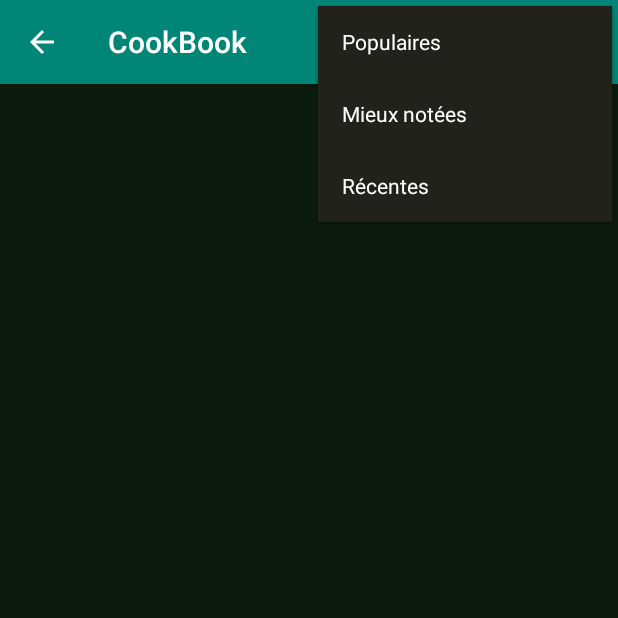
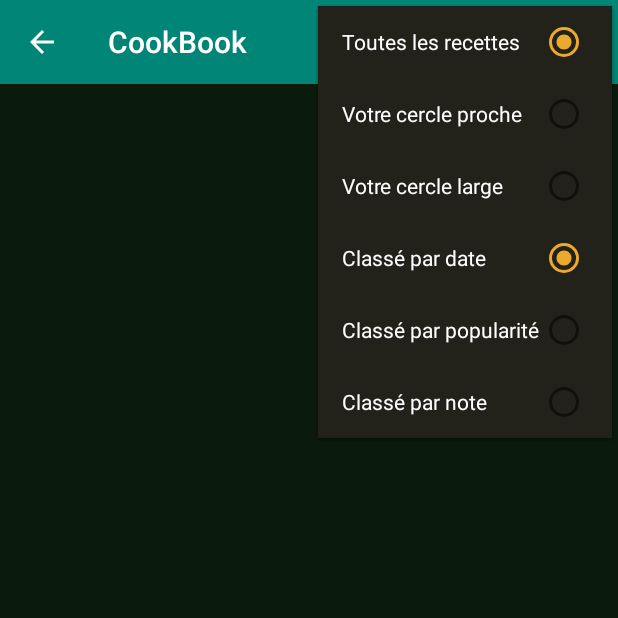
Before and after one commit to fab2vo/CookBook, an Android app: the RecipeCommunityFragment screen opened directly, with no data from a screen before it, with the options menu open, on a phone screen of 412 x 824 dp, the top half of it. Run offline under Robolectric (Android 15) with nearby library versions, the phone set to English and light mode, and no system bars.

Commit message:
Version 13 (2.13) extended options in Community added ALL CLOSE FOLLOWERS and checkable menu)

```diff
--- a/app/build.gradle
+++ b/app/build.gradle
@@ -9,8 +9,8 @@
         applicationId "com.fdx.cookbook"
         minSdkVersion 21
         targetSdkVersion 30
-        versionCode 12
-        versionName "2.12"
+        versionCode 13
+        versionName "2.13"
         testInstrumentationRunner "android.support.test.runner.AndroidJUnitRunner"
     }
     buildTypes {
--- a/app/src/main/java/com/fdx/cookbook/CookBooksShort.java
+++ b/app/src/main/java/com/fdx/cookbook/CookBooksShort.java
@@ -16,14 +16,14 @@
     private Context mContext;
     private List<Recipe> mCookBook;
     private Integer mSelectType;
+    private Integer mSelectScope;
     private Integer mDLStatus;
     private static final Integer COMPLETED=2;
     private static final Integer STARTED=1;
     private static final Integer INACTIVE=0;
     private static final Integer RECENT=1;
-    private static final Integer POPULAR=2;
-    private static final Integer BESTNOTE=3;
-    private static final String TAG = "CB_Community";
+    private static final Integer ALL=1;
+    private static final String TAG = "CB_CBshort";
 
     public static CookBooksShort get(Context context) {
         if (ourInstance==null){
@@ -36,6 +36,7 @@
         mCookBook=new ArrayList<>();
         mDLStatus=INACTIVE;
         mSelectType=RECENT;
+        mSelectScope=ALL;
     }
 
     public void addRecipe(Recipe r){
@@ -54,6 +55,7 @@
     public void clearCompletely (){
         mDLStatus=INACTIVE;
         mSelectType=RECENT;
+        mSelectScope=ALL;
         mCookBook.clear();
     }
 
@@ -79,6 +81,14 @@
         return mCookBook.size();
     }
 
+    public Integer getSelectScope() {
+        return mSelectScope;
+    }
+
+    public void setSelectScope(Integer selectScope) {
+        mSelectScope = selectScope;
+    }
+
     public Integer getSelectType() {
         return mSelectType;
     }
--- a/app/src/main/java/com/fdx/cookbook/Recipe.java
+++ b/app/src/main/java/com/fdx/cookbook/Recipe.java
@@ -398,7 +398,7 @@
 
     public boolean containQuery(String s){ //for search request
         if (sc(mTitle, s)) return true;
-        if (sc(mOwner.getFamily().toString(), s)) return true;
+        if (sc(mOwner.getNameComplete(), s)) return true;
         for(String sloop:mIngredients){
             if (sloop==null) break;
             if (sc(sloop, s)) return true;
--- a/app/src/main/java/com/fdx/cookbook/RecipeCommunityFragment.java
+++ b/app/src/main/java/com/fdx/cookbook/RecipeCommunityFragment.java
@@ -38,10 +38,17 @@
     private static final Integer RECENT=1;
     private static final Integer POPULAR=2;
     private static final Integer BESTNOTE=3;
+    private static final Integer SCOPE_ALL=1;
+    private static final Integer SCOPE_CLOSE=2;
+    private static final Integer SCOPE_FOLLOWERS=3;
     private Integer mSelectType;
+    private Integer mSelectScope;
     private MenuItem mMenuR;
     private MenuItem mMenuP;
     private MenuItem mMenuN;
+    private MenuItem mMenuA;
+    private MenuItem mMenuC;
+    private MenuItem mMenuF;
     private CookBooksShort mCookbookShort;
     private getShortRecipesFromCommunity getAsyncShorties;
     private static final String TAG = "CB_ComFrag";
@@ -59,6 +66,7 @@
         mSession= SessionInfo.get(getActivity());
         mCookbookShort=CookBooksShort.get(getActivity());
         mSelectType=mCookbookShort.getSelectType();
+        mSelectScope=mCookbookShort.getSelectScope();
         if (mCookbookShort.isNew()){
             getAsyncShorties=new getShortRecipesFromCommunity();
             getAsyncShorties.execute(20);
@@ -72,13 +80,22 @@
         mMenuR = menu.findItem(R.id.com_recent);
         mMenuN = menu.findItem(R.id.com_bestnote);
         mMenuP = menu.findItem(R.id.com_popular);
-        mMenuR.setEnabled(mSelectType!=RECENT);
-        mMenuN.setEnabled(mSelectType!=BESTNOTE);
-        mMenuP.setEnabled(mSelectType!=POPULAR);
+        mMenuA = menu.findItem(R.id.com_scopeall);
+        mMenuC = menu.findItem(R.id.com_scopeclose);
+        mMenuF = menu.findItem(R.id.com_scopefollower);
+        if (mSelectType==RECENT) switchCheck(mMenuR);
+        if (mSelectType==BESTNOTE) switchCheck(mMenuN);
+        if (mSelectType==POPULAR) switchCheck(mMenuP);
+        if (mSelectScope==SCOPE_ALL) switchCheck(mMenuA);
+        if (mSelectScope==SCOPE_CLOSE) switchCheck(mMenuC);
+        if (mSelectScope==SCOPE_FOLLOWERS) switchCheck(mMenuF);
     }
 
     public boolean onOptionsItemSelected(MenuItem item) {
-        if (mCookbookShort.isDownloading()) return true;
+        if (mCookbookShort.isDownloading()) {
+            getAsyncShorties.cancel(true);
+            return true;
+        }
         switch (item.getItemId()) {
             case R.id.com_recent:
                 mCookbookShort.setSelectType(RECENT);
@@ -89,16 +106,29 @@
             case R.id.com_bestnote:
                 mCookbookShort.setSelectType(BESTNOTE);
                 break;
+            case R.id.com_scopeall:
+                mCookbookShort.setSelectScope(SCOPE_ALL);
+                break;
+            case R.id.com_scopeclose:
+                mCookbookShort.setSelectScope(SCOPE_CLOSE);
+                break;
+            case R.id.com_scopefollower:
+                mCookbookShort.setSelectScope(SCOPE_FOLLOWERS);
+                break;
             default:
                 return super.onOptionsItemSelected(item);
         }
+        switchCheck(item);
         mSelectType=mCookbookShort.getSelectType();
-        mMenuR.setEnabled(mSelectType!=RECENT);
-        mMenuN.setEnabled(mSelectType!=BESTNOTE);
-        mMenuP.setEnabled(mSelectType!=POPULAR);
+        mSelectScope=mCookbookShort.getSelectScope();
         getAsyncShorties=new getShortRecipesFromCommunity();
         getAsyncShorties.execute(20);
         return true;
+    }
+
+    private void switchCheck(MenuItem item){
+        if (item.isChecked()) item.setChecked(false);
+        else item.setChecked(true);
     }
 
     @Override
@@ -117,6 +147,7 @@
     @Override
     public void onPause(){
         super.onPause();
+        getAsyncShorties.cancel(true);
     }
 
     private void updateUI() {
@@ -251,20 +282,24 @@
             super.onPostExecute(b);
             mCookbookShort.setDLCompleted();
         }
+        @Override
+        protected void onCancelled(){
+            mCookbookShort.setDLCompleted();
+        }
 
         @Override
         protected Boolean doInBackground(Integer ... integers) {
             Integer ntoDownload=integers[0];
             if (!test204()) {deBugShow("204!"); return false;}
             // download texts
-            String s=getStringRecipesFromServer(0,ntoDownload,mSelectType, false);
-            if (s.equals("")) {deBugShow("Echec query 1"); return false;}
+            String s=getStringRecipesFromServer(0,ntoDownload, false);
+            if (s.equals("")) {deBugShow("Echec query initial"); return false;}
             if (!fillInitialTable(s)) {deBugShow("Echec parse >"+s+"<"); return false;}
             publishProgress(1);
             // download photo i
             for(Integer i=0;i<mCookbookShort.getsize();i++) {
                 if(isCancelled()) {deBugShow("Interrupted)"); return false;}
-                s = getStringRecipesFromServer(i, 1, mSelectType, true);
+                s = getStringRecipesFromServer(i, 1, true);
                 if (s.equals("")) {
                     deBugShow("Echec query "+i);
                     break;
@@ -279,14 +314,19 @@
             updateUI();
         }
 
-        private String getStringRecipesFromServer(Integer start, Integer count, Integer type, Boolean withphoto){
+        private String getStringRecipesFromServer(Integer start, Integer count, Boolean withphoto){
             HashMap<String, String> data = new HashMap<>();
             data.put("iduser", mSession.getUser().getId().toString());
             String comtype="";
-            if (type==RECENT) comtype="RECENT";
-            if (type==POPULAR) comtype="POPULAR";
-            if (type==BESTNOTE) comtype="BESTNOTE";
+            String comscope="";
+            if (mSelectType==RECENT) comtype="RECENT";
+            if (mSelectType==POPULAR) comtype="POPULAR";
+            if (mSelectType==BESTNOTE) comtype="BESTNOTE";
+            if (mSelectScope==SCOPE_ALL) comscope="ALL";
+            if (mSelectScope==SCOPE_CLOSE) comscope="CLOSE";
+            if (mSelectScope==SCOPE_FOLLOWERS) comscope="FOLLOWER";
             data.put("comtype", comtype);
+            data.put("comscope", comscope);
             DecimalFormat formatter = new DecimalFormat("00");
             data.put("start", formatter.format( start));
             data.put("count", formatter.format(count));
--- a/app/src/main/res/menu/fragment_menu_com.xml
+++ b/app/src/main/res/menu/fragment_menu_com.xml
@@ -1,7 +1,26 @@
 <?xml version="1.0" encoding="utf-8"?>
 <menu xmlns:android="http://schemas.android.com/apk/res/android"
     xmlns:app="http://schemas.android.com/apk/res-auto">
+    <group android:checkableBehavior="single" android:id="@+id/menuGroup_1">
+        <item
+            android:id="@+id/com_scopeall"
+            android:title="@string/P5OSA"
+            app:showAsAction="never|withText"/>
+        <item
+            android:id="@+id/com_scopeclose"
+            android:title="@string/P5OSC"
+            app:showAsAction="never|withText"/>
+        <item
+            android:id="@+id/com_scopefollower"
 
+            android:title="@string/P5OSF"
+            app:showAsAction="never|withText" />
+    </group>
+    <group android:checkableBehavior="single" android:id="@+id/menuGroup_2">
+        <item
+            android:id="@+id/com_recent"
+            android:title="@string/P5OR"
+            app:showAsAction="never|withText" />
         <item
             android:id="@+id/com_popular"
             android:title="@string/P5OP"
@@ -10,9 +29,6 @@
             android:id="@+id/com_bestnote"
             android:title="@string/P5ON"
             app:showAsAction="never|withText"/>
-    <item
-        android:id="@+id/com_recent"
-        android:title="@string/P5OR"
-        app:showAsAction="never|withText"/>
+    </group>
 
 </menu>
--- a/app/src/main/res/values/strings.xml
+++ b/app/src/main/res/values/strings.xml
@@ -122,9 +122,12 @@
     <string name="P5T"> Titre de la recette</string>
     <string name="P5N"> prenom</string>
     <string name="P5F"> \@nom de famille </string>
-    <string name="P5OP"> Populaires</string>
-    <string name="P5OR"> Récentes</string>
-    <string name="P5ON"> Mieux notées</string>
+    <string name="P5OP"> Classé par popularité</string>
+    <string name="P5OR"> Classé par date</string>
+    <string name="P5ON"> Classé par note</string>
+    <string name="P5OSA"> Toutes les recettes </string>
+    <string name="P5OSC"> Votre cercle proche </string>
+    <string name="P5OSF"> Votre cercle large </string>
     <string name="P5MES"> Votre demande de recette a été acceptée </string>
     <string name="P5MESNO"> Votre demande de recette a été refusée </string>
     <string name="P5DTT">Votre demande </string>
```
Lines whose indentation alone changed are shown as unchanged.
